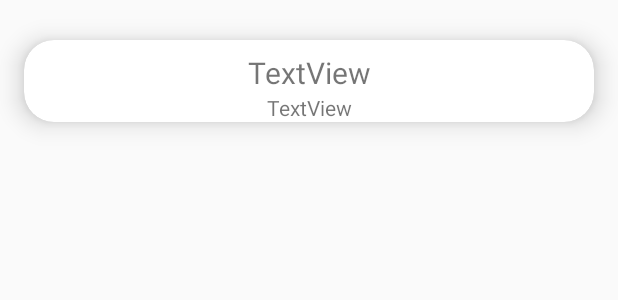
After one commit to garycheng0714/HelloMusic, an Android app: the layout hot_playlist_item_card_view.xml on its own in the app's theme, with its tools: preview values and no code run, on a phone screen of 412 x 824 dp. The commit adds this screen. Shown: the top 300 px of the screen. Run offline under Robolectric (Android 15) with nearby library versions, the phone set to English and light mode, and no system bars.

Commit message:
Implement hit playlists and tracks list

```diff
--- a/app/build.gradle
+++ b/app/build.gradle
@@ -38,9 +38,11 @@ dependencies {
     implementation 'com.android.support.constraint:constraint-layout:1.1.3'
     implementation 'com.squareup.okhttp3:okhttp:3.12.1'
     implementation "com.google.code.gson:gson:2.8.2"
-//    implementation project(":OpenAPIDeveloperLibrary")
     implementation 'com.koushikdutta.ion:ion:2.2.1'
-    implementation 'com.google.code.gson:gson:2.8.0'
+    implementation 'com.google.code.gson:gson:2.8.2'
+    implementation 'com.squareup.picasso:picasso:2.5.2'
+    implementation 'com.vivifarm.view:circleimageview:1.2.0'
+    implementation 'com.android.support:cardview-v7:28.0.0'
     // make sure we get kotlin runtime for running the open api library module
     implementation "org.jetbrains.kotlin:kotlin-stdlib:$kotlin_version"
     testImplementation 'junit:junit:4.12'
--- a/app/src/main/AndroidManifest.xml
+++ b/app/src/main/AndroidManifest.xml
@@ -16,7 +16,7 @@
                 <category android:name="android.intent.category.LAUNCHER"/>
             </intent-filter>
         </activity>
-        <activity android:name=".HotPlaylistActivity">
+        <activity android:name=".PlaylistActivity">
         </activity>
     </application>
 
--- a/app/src/main/res/layout/activity_main.xml
+++ b/app/src/main/res/layout/activity_main.xml
@@ -9,5 +9,6 @@
 
     <android.support.v7.widget.RecyclerView
             android:layout_width="match_parent"
-            android:layout_height="match_parent"/>
+            android:layout_height="match_parent"
+            android:id="@+id/hit_playlist_recyclerview"/>
 </android.support.constraint.ConstraintLayout>
--- a/app/src/main/res/layout/activity_hot_playlist.xml
+++ b/app/src/main/res/layout/activity_playlist.xml
@@ -5,9 +5,9 @@
         xmlns:app="http://schemas.android.com/apk/res-auto"
         android:layout_width="match_parent"
         android:layout_height="match_parent"
-        tools:context=".HotPlaylistActivity">
+        tools:context=".PlaylistActivity">
 
     <android.support.v7.widget.RecyclerView
             android:layout_width="match_parent"
-            android:layout_height="match_parent" android:id="@+id/hot_playlist_recyclerview"/>
+            android:layout_height="match_parent" android:id="@+id/playlist_recyclerview"/>
 </android.support.constraint.ConstraintLayout>
--- /dev/null
+++ b/app/src/main/res/layout/hot_playlist_item_card_view.xml
@@ -0,0 +1,60 @@
+<?xml version="1.0" encoding="utf-8"?>
+<RelativeLayout
+        xmlns:android="http://schemas.android.com/apk/res/android"
+        xmlns:app="http://schemas.android.com/apk/res-auto"
+        xmlns:tools="http://schemas.android.com/tools"
+        android:layout_width="match_parent"
+        android:layout_height="wrap_content"
+        android:id="@+id/linearLayout"
+        android:paddingBottom="5dp"
+        android:paddingTop="5dp">
+
+    <android.support.v7.widget.CardView
+            android:layout_width="match_parent"
+            android:layout_height="wrap_content"
+            app:cardCornerRadius="20dp"
+            app:cardElevation="10dp"
+            app:cardUseCompatPadding="true">
+
+        <LinearLayout
+                android:layout_width="match_parent"
+                android:layout_height="wrap_content"
+                android:orientation="vertical">
+            <!--android:background="@color/colorBackground"-->
+
+            <ImageView
+                    android:id="@+id/playlist_cover"
+                    android:layout_width="match_parent"
+                    android:layout_height="wrap_content"/>
+                    <!--android:background="@color/colorBackground"/>-->
+            <!--android:layout_marginTop="8dp"-->
+            <!--android:layout_marginEnd="8dp"/>-->
+
+            <LinearLayout
+                    android:orientation="vertical"
+                    android:layout_width="match_parent"
+                    android:layout_height="wrap_content">
+
+                <TextView
+                        android:text="TextView"
+                        android:layout_width="match_parent"
+                        android:id="@+id/playlist_title"
+                        android:textSize="20sp"
+                        android:layout_height="wrap_content"
+                        android:layout_marginStart="8dp"
+                        android:textAllCaps="false" android:layout_marginTop="8dp"
+                        android:layout_marginEnd="8dp"
+                        android:textAlignment="center"/>
+                <TextView
+                        android:text="TextView"
+                        android:layout_width="match_parent"
+                        android:layout_height="wrap_content" android:id="@+id/curator_name"
+                        android:textAlignment="center"/>
+
+                <!--android:textColor="@color/colorText"-->
+            </LinearLayout>
+
+        </LinearLayout>
+    </android.support.v7.widget.CardView>
+
+</RelativeLayout>
--- a/app/src/main/res/values/colors.xml
+++ b/app/src/main/res/values/colors.xml
@@ -1,6 +1,8 @@
 <?xml version="1.0" encoding="utf-8"?>
 <resources>
-    <color name="colorPrimary">#008577</color>
-    <color name="colorPrimaryDark">#00574B</color>
+    <color name="colorPrimary">#A49375</color>
+    <color name="colorPrimaryDark">@color/colorPrimary</color>
+    <color name="colorText">#A23419</color>
+    <color name="colorBackground">#D9CFC5</color>
     <color name="colorAccent">#D81B60</color>
 </resources>
```
Also changed, not shown: app/src/main/java/com/kkbox/hellomusic/HotPlaylist.kt (deleted, +0 -42 lines), app/src/main/java/com/kkbox/hellomusic/HotPlaylistActivity.kt (deleted, +0 -55 lines), app/src/main/java/com/kkbox/hellomusic/HotPlaylistAdapter.kt (deleted, +0 -46 lines), app/src/main/java/com/kkbox/hellomusic/MainActivity.kt (+61 -2 lines), app/src/main/java/com/kkbox/hellomusic/PlaylistActivity.kt (added, +40 -0 lines), app/src/main/java/com/kkbox/hellomusic/adapter/HotPlaylistAdapter.kt (added, +69 -0 lines), app/src/main/java/com/kkbox/hellomusic/adapter/PlaylistAdapter.kt (added, +48 -0 lines), app/src/main/java/com/kkbox/hellomusic/data/HotPlaylist.kt (added, +48 -0 lines), app/src/main/java/com/kkbox/hellomusic/data/Track.kt (added, +72 -0 lines), app/src/main/res/layout/hot_playlist_item.xml (deleted, +0 -10 lines), app/src/main/res/layout/song_info.xml (added, +21 -0 lines).
